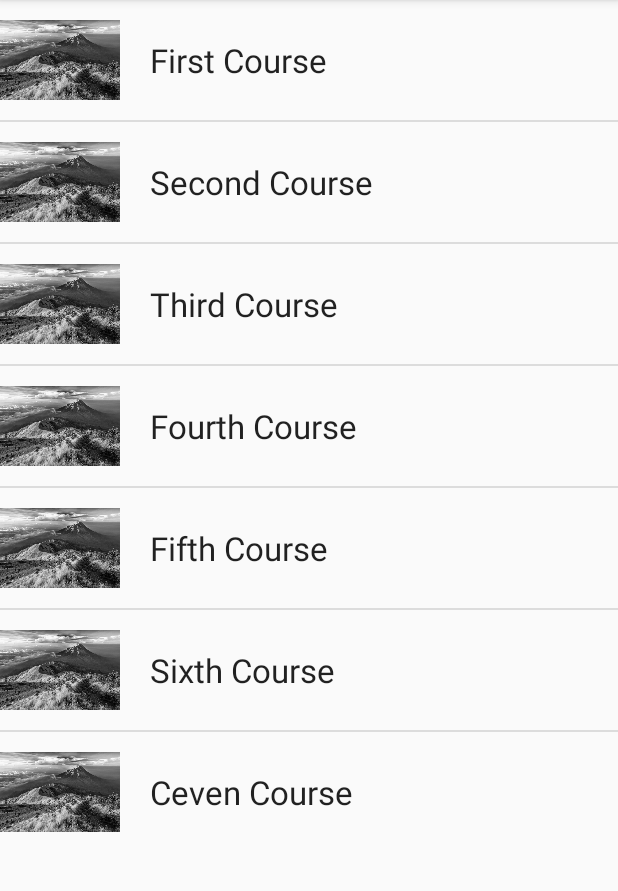
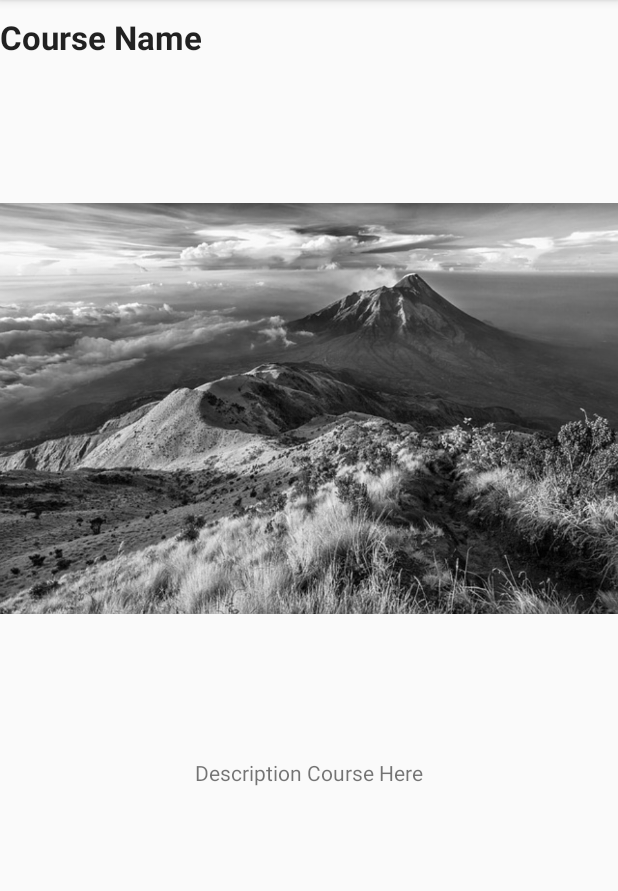
Before and after one commit to Ryanhustler420/AndroidFragment, an Android app: the screen it shows after launch (MainActivity before the commit, CourseDetailActivity after it), after a tap on "First Course", on a phone screen of 412 x 824 dp, the part 84-975 px from its top. Run offline under Robolectric (Android 15) with nearby library versions, the phone set to English and light mode, and no system bars.

Commit message:
Passing Data to next Activity
Fix XML Bug for 600w screen

```diff
--- a/app/app/src/main/java/com/example/androidfragment/CourseDetailActivity.java
+++ b/app/app/src/main/java/com/example/androidfragment/CourseDetailActivity.java
@@ -3,6 +3,7 @@ package com.example.androidfragment;
 import android.support.v4.app.FragmentManager;
 import android.support.v7.app.AppCompatActivity;
 import android.os.Bundle;
+import android.widget.Toast;
 
 public class CourseDetailActivity extends AppCompatActivity {
 
@@ -12,6 +13,12 @@ public class CourseDetailActivity extends AppCompatActivity {
         setContentView(R.layout.activity_course_detail);
 
         if (savedInstanceState == null) {
+
+            Bundle extra = getIntent().getExtras();
+            int position = extra.getInt("course_id");
+
+            Toast.makeText(getApplicationContext(), "position: " + position, Toast.LENGTH_LONG).show();
+
             CourseDetailFragment fragment = new CourseDetailFragment();
             FragmentManager fragmentManager = getSupportFragmentManager();
 
--- a/app/app/src/main/java/com/example/androidfragment/CourseListFragment.java
+++ b/app/app/src/main/java/com/example/androidfragment/CourseListFragment.java
@@ -1,7 +1,6 @@
 package com.example.androidfragment;
 
 import android.content.Context;
-import android.content.Intent;
 import android.os.Bundle;
 import android.support.annotation.NonNull;
 import android.support.annotation.Nullable;
@@ -54,7 +53,7 @@ public class CourseListFragment extends ListFragment{
 
     // we created this
     public interface  Callbacks {
-        void onItemSelected(Course course);
+        void onItemSelected(Course course, int position);
     }
 
     // we have to override this method
@@ -69,7 +68,7 @@ public class CourseListFragment extends ListFragment{
         // startActivity(new Intent(this, CourseDetailActivity.class));
 
         // we are passing to this interface function.
-        this.activity.onItemSelected(course);
+        this.activity.onItemSelected(course, position);
         // we have to implement fragment life cycle hooks
 
         // Toast.makeText(getActivity(), "Name: " + course.getCourseName(), Toast.LENGTH_LONG).show();
--- a/app/app/src/main/java/com/example/androidfragment/MainActivity.java
+++ b/app/app/src/main/java/com/example/androidfragment/MainActivity.java
@@ -1,5 +1,6 @@
 package com.example.androidfragment;
 
+import android.content.Intent;
 import android.support.v7.app.AppCompatActivity;
 import android.os.Bundle;
 import android.widget.Toast;
@@ -15,7 +16,11 @@ public class MainActivity extends AppCompatActivity implements CourseListFragmen
     }
 
     @Override
-    public void onItemSelected(Course course) {
+    public void onItemSelected(Course course, int position) {
         Toast.makeText(getApplicationContext(), course.getCourseName(), Toast.LENGTH_LONG).show();
+
+        Intent intent = new Intent(MainActivity.this, CourseDetailActivity.class);
+        intent.putExtra("course_id", position);
+        startActivity(intent);
     }
 }
--- a/app/app/src/main/res/layout-sw600dp/activity_main.xml
+++ b/app/app/src/main/res/layout-sw600dp/activity_main.xml
@@ -1,5 +1,5 @@
 <?xml version="1.0" encoding="utf-8"?>
-<RelativeLayout
+<LinearLayout
     android:id="@+id/my_container"
     xmlns:android="http://schemas.android.com/apk/res/android"
     xmlns:tools="http://schemas.android.com/tools"
@@ -23,4 +23,4 @@
         android:layout_weight="1"
         android:layout_height="match_parent" />
 
-</RelativeLayout>
+</LinearLayout>
```
